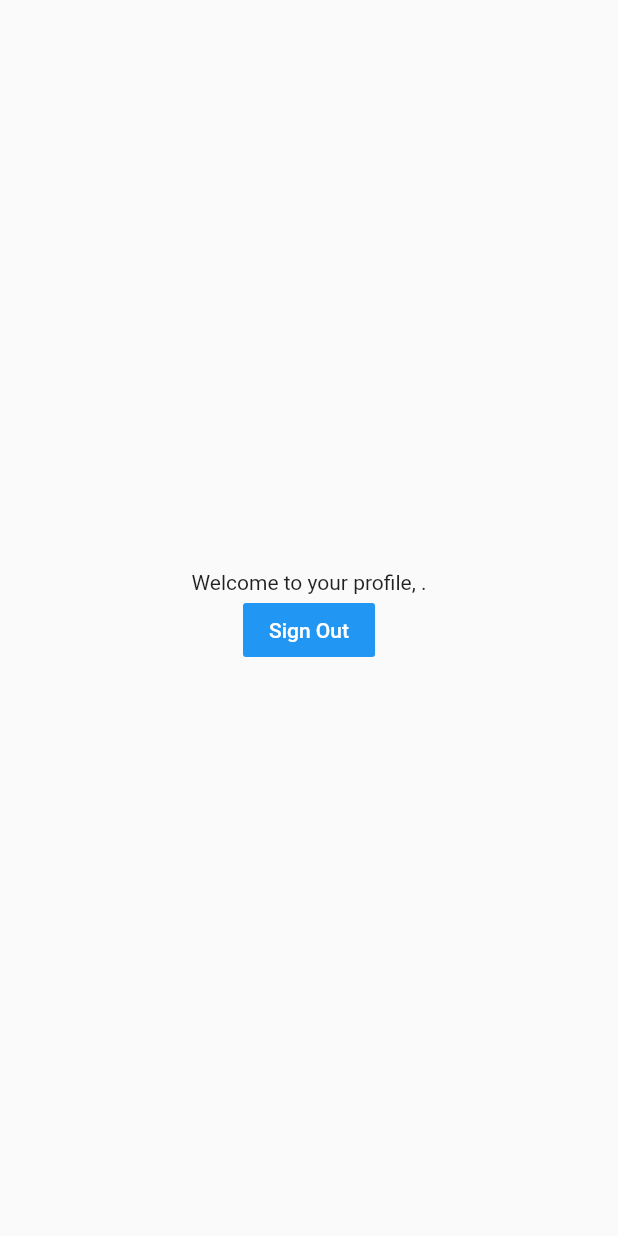
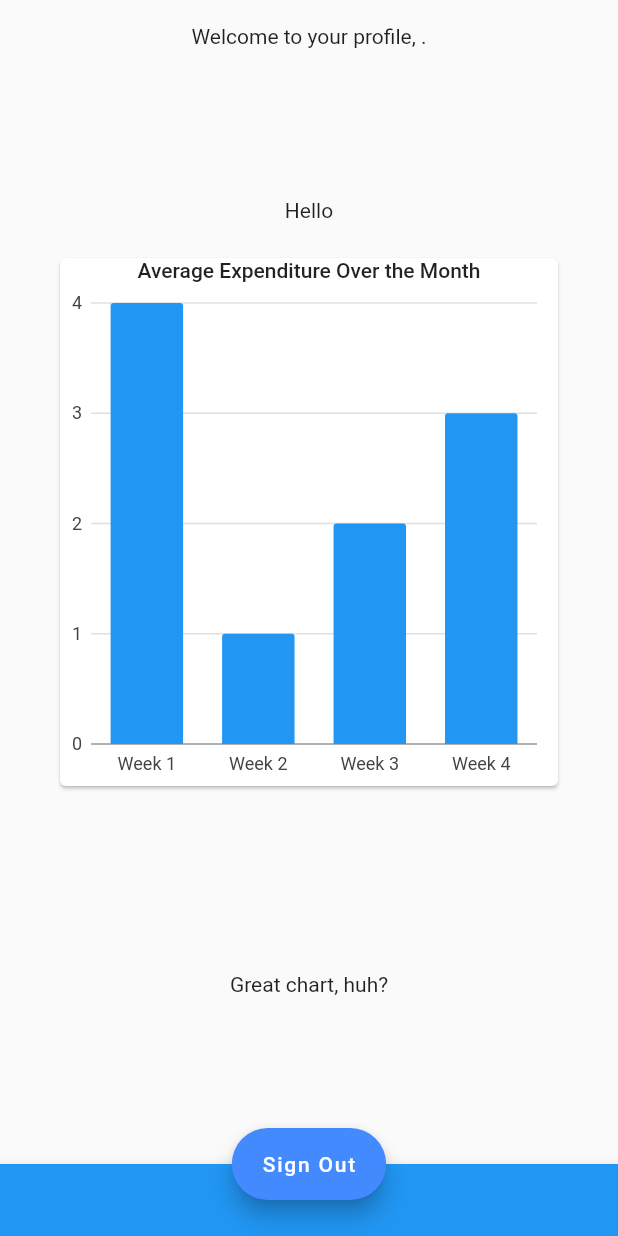
Before and after one commit to pranavi79/DroidRush-2020, a Flutter app: the Profile screen opened directly, on a phone screen of 412 x 824 dp. Run offline on Flutter 3.47's test engine with Material 2 defaults, Android fonts, the phone set to English and light mode, and no system bars; drawn by our look-alikes of fl_chart; our stand-ins replace charts_flutter, cloud_firestore, firebase_auth, firebase_core, flutter_phoenix, flutter_spinkit and 1 more; accounts and stored records are empty.

Commit message:
Made a chart

```diff
--- a/expense_manager/lib/Profile.dart
+++ b/expense_manager/lib/Profile.dart
@@ -2,6 +2,11 @@ import 'package:expense_manager/fireauth.dart';
 import 'package:firebase_auth/firebase_auth.dart';
 import 'package:flutter/material.dart';
 import 'package:flutter_phoenix/flutter_phoenix.dart';
+import 'package:charts_flutter/flutter.dart' as charts;
+import 'charts/Chart for a Month/WeekinMonth_class.dart';
+import 'charts/Chart for a Month/LineCharts.dart';
+import 'charts/Chart for a Month/WeekinMonth_chart.dart';
+
 
 
 class Profile extends StatefulWidget {
@@ -14,6 +19,31 @@ class Profile extends StatefulWidget {
 class _ProfileState extends State<Profile> {
   User curr;
   final _fire=fireauth();
+
+  final List<WeekExpenditure> data = [
+    WeekExpenditure(
+      week: "Week 1",
+      amt: 4,
+      barColor: charts.ColorUtil.fromDartColor(Colors.blue),
+    ),
+    WeekExpenditure(
+      week: "Week 2",
+      amt: 1,
+      barColor: charts.ColorUtil.fromDartColor(Colors.blue),
+    ),
+    WeekExpenditure(
+      week: "Week 3",
+      amt: 2,
+      barColor: charts.ColorUtil.fromDartColor(Colors.blue),
+    ),
+    WeekExpenditure(
+      week: "Week 4",
+      amt: 3,
+      barColor: charts.ColorUtil.fromDartColor(Colors.blue),
+    ),
+  ];
+
+
   @override
 
   void initState() {
@@ -30,16 +60,44 @@ class _ProfileState extends State<Profile> {
 
 
     return Scaffold(
-      body: Column(
-        mainAxisAlignment: MainAxisAlignment.center,
+      body: Padding(
+        padding: const EdgeInsets.all(16.0),
+        child: SingleChildScrollView(
+          child: Column(
+            mainAxisAlignment: MainAxisAlignment.spaceBetween,
             children: <Widget>[
+
             Center(
               child: Text(
                 "Welcome to your profile, $s.",   //+ curr?.displayName==null?'John Appleseed':curr?.displayName,
 
               ),
             ),
-          Container(
+              SizedBox(
+                height:100.0
+              ),
+              //LineCharts(),
+              Text('Hello'),
+
+              WeekinMonthChart(
+                data: data,
+              ),
+              SizedBox(
+                  height:100.0
+              ),
+              //LineCharts(),
+              Text('Great chart, huh?'),
+              SizedBox(
+                  height:500.0
+              ),
+              //LineCharts(),
+              Text('Yeah, ik ikkkkkkkkkkkkkkkkkkkkkkkkkkkkkkkkkkkkkkkkkkk'),
+              SizedBox(
+                  height:8.0
+              ),
+
+
+              /*Container(
                 child: Center(
                    child: FlatButton(
                      color: Colors.blue,
@@ -55,14 +113,45 @@ class _ProfileState extends State<Profile> {
                       child: Text(
                         "Sign Out",
                       ),
-                )            )
-          )
+                    ),
+                ),
+              ),*/
+            ],
+          ),
+        ),
+      ),
+
+
+
+      floatingActionButton: FloatingActionButton.extended(
+        onPressed: (){
+          _fire.out();
+          Phoenix.rebirth(context);
+        },
+        label: Text('Sign Out'),
+        //icon: Icon(Icons.thumb_up),
+        backgroundColor: Colors.blueAccent,
+      ),
+
+      bottomNavigationBar: SafeArea(
+        child: BottomAppBar(
+          color: Colors.blue,
+          child: Row(
+            children: [
+              IconButton(
+                  icon: Icon(Icons.menu),
+                  onPressed: () {},
+                  color: Colors.blue,
+                  ),
 
             ],
+          ),
+          //child: bottomAppBarContents,
+        ),
+      ),
+      floatingActionButtonLocation: FloatingActionButtonLocation.centerDocked,
 
 
-    ),
     );
-
   }
 }
--- a/expense_manager/lib/Splash.dart
+++ b/expense_manager/lib/Splash.dart
@@ -22,7 +22,7 @@ class _SplashPageState extends State<SplashPage> {
 
   void initState() {
     fireauth _fire=fireauth();
-    Future.delayed(const Duration(seconds: 7), () {
+    Future.delayed(const Duration(seconds: 3), () {
       _fire.Current().then((current)
       {
         setState(() {
--- /dev/null
+++ b/expense_manager/lib/charts/Chart for a Month/WeekinMonth_chart.dart
@@ -0,0 +1,43 @@
+import 'package:charts_flutter/flutter.dart' as charts;
+import 'WeekinMonth_class.dart';
+import 'package:flutter/material.dart';
+
+class WeekinMonthChart extends StatelessWidget {
+  final List<WeekExpenditure> data;
+
+  WeekinMonthChart({@required this.data});
+  @override
+  Widget build(BuildContext context) {
+    List<charts.Series<WeekExpenditure, String>> series = [
+      charts.Series(
+          id: "Money",
+          data: data,
+          domainFn: (WeekExpenditure series, _) => series.week,
+          measureFn: (WeekExpenditure series, _) => series.amt,
+          colorFn: (WeekExpenditure series, _) => series.barColor)
+    ];
+
+    return Container(
+      height: 400,
+      padding: EdgeInsets.all(20),
+      child: Card(
+        child: Padding(
+          padding: const EdgeInsets.all(0.0),
+          child: Column(
+            children: <Widget>[
+              Text(
+                "Average Expenditure Over the Month",
+                style: Theme.of(context).textTheme.bodyText1,//body2,
+              ),
+              Expanded(
+                child: charts.BarChart(series, animate: true),
+              )
+            ],
+          ),
+        ),
+      ),
+    );
+
+
+  }
+}
--- /dev/null
+++ b/expense_manager/lib/charts/Chart for a Month/WeekinMonth_class.dart
@@ -0,0 +1,13 @@
+import 'package:charts_flutter/flutter.dart' as charts;
+import 'package:flutter/foundation.dart';
+
+class WeekExpenditure {
+  final String week;
+  final int amt;
+  final charts.Color barColor;
+
+  WeekExpenditure(
+      {@required this.week,
+        @required this.amt,
+        @required this.barColor});
+}
--- a/expense_manager/pubspec.yaml
+++ b/expense_manager/pubspec.yaml
@@ -21,6 +21,8 @@ environment:
   sdk: ">=2.7.0 <3.0.0"
 
 dependencies:
+  charts_flutter: ^0.9.0
+  fl_chart: ^0.12.0
   flutter_spinkit: "^4.1.2"
   intl: ^0.16.1
   flutter:
```
Also changed, not shown: expense_manager/lib/charts/Chart for a Month/LineCharts.dart (added, +96 -0 lines), expense_manager/lib/charts/Chart for a Week/DaysinWeek_class.dart (added), expense_manager/pubspec.lock. Lines whose indentation alone changed are shown as unchanged.
